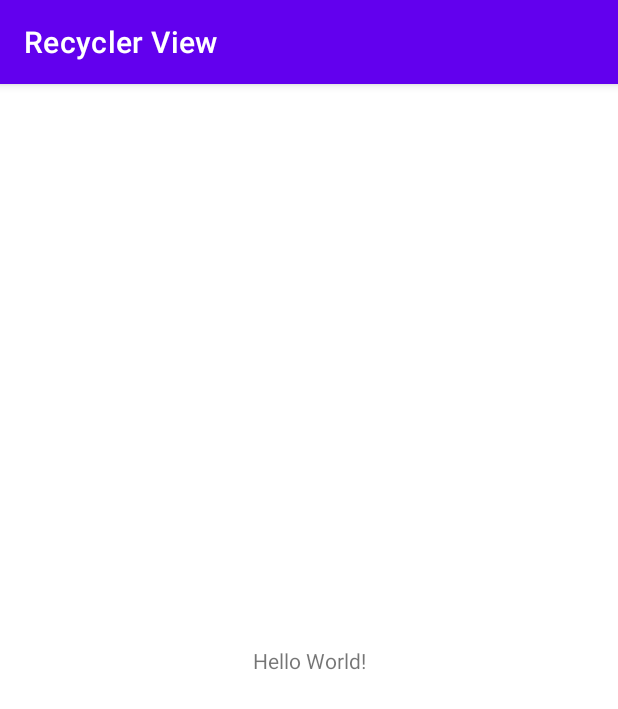
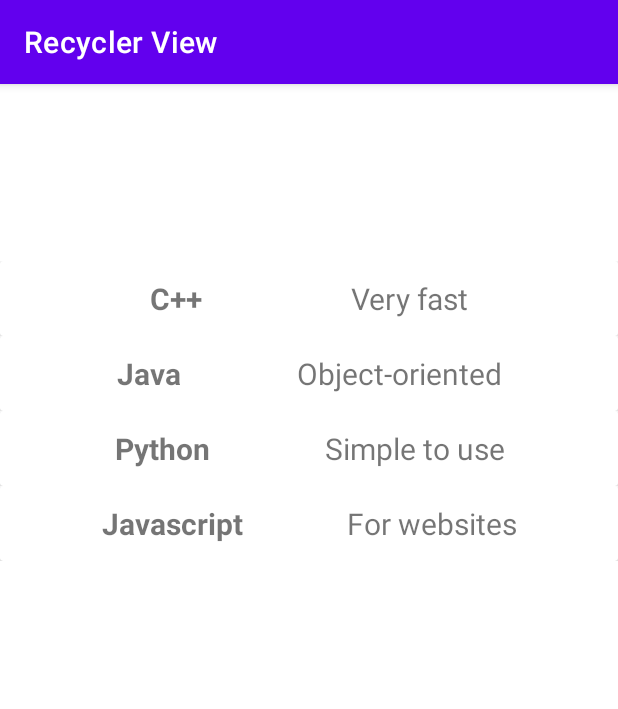
Before and after one commit to dasgauranga2/Android-Projects, an Android app: the screen it shows after launch (MainActivity), on a phone screen of 412 x 824 dp. Shown: the top 709 px of the screen. Run offline under Robolectric (Android 15) with nearby library versions, the phone set to English and light mode, and no system bars.

Commit message:
RecyclerView App

```diff
--- a/RecyclerViewApp/app/src/main/java/com/example/recyclerview/MainActivity.java
+++ b/RecyclerViewApp/app/src/main/java/com/example/recyclerview/MainActivity.java
@@ -1,14 +1,38 @@
 package com.example.recyclerview;
 
 import androidx.appcompat.app.AppCompatActivity;
+import androidx.recyclerview.widget.LinearLayoutManager;
+import androidx.recyclerview.widget.RecyclerView;
 
 import android.os.Bundle;
 
 public class MainActivity extends AppCompatActivity {
 
+    RecyclerView recyclerView;
+
     @Override
     protected void onCreate(Bundle savedInstanceState) {
         super.onCreate(savedInstanceState);
         setContentView(R.layout.activity_main);
+
+        // Go the directory where the 'MainActivity.java' file is stored
+        // Right-click and go to New->Java Class and then create a new class 'MyAdapter.java' file
+        // In that file specify the settings for the recycler view
+
+        // Right-click on the layout folder
+        // Go to New->Layout Resource File and create a file called 'row.xml'
+        // This file defines the style for each row
+
+        // s1 and s2 are the data that we are going to display in the recycler view
+        String[] s1 = {"C++","Java","Python","Javascript"};
+        String[] s2 = {"Very fast","Object-oriented","Simple to use","For websites"};
+        recyclerView = findViewById(R.id.recyclerView);
+
+        // create a custom adapter for the recycler view
+        // pass the context and data as arguments
+        MyAdapter myAdapter = new MyAdapter(this,s1,s2);
+        // set the custom adapter
+        recyclerView.setAdapter(myAdapter);
+        recyclerView.setLayoutManager(new LinearLayoutManager(this));
     }
 }
--- /dev/null
+++ b/RecyclerViewApp/app/src/main/java/com/example/recyclerview/MyAdapter.java
@@ -0,0 +1,75 @@
+package com.example.recyclerview;
+
+import android.content.Context;
+import android.view.LayoutInflater;
+import android.view.View;
+import android.view.ViewGroup;
+import android.widget.TextView;
+import android.widget.Toast;
+
+import androidx.annotation.NonNull;
+import androidx.constraintlayout.widget.ConstraintLayout;
+import androidx.recyclerview.widget.RecyclerView;
+
+public class MyAdapter extends RecyclerView.Adapter<MyAdapter.MyViewHolder> {
+
+    String[] data1;
+    String[] data2;
+    Context context;
+
+    // the context and the data is passed to the adapter
+    public MyAdapter(Context ct, String s1[], String s2[]) {
+        context = ct;
+        data1 = s1;
+        data2 = s2;
+    }
+
+    @NonNull
+    @Override
+    public MyViewHolder onCreateViewHolder(@NonNull ViewGroup parent, int viewType) {
+        LayoutInflater inflater = LayoutInflater.from(context);
+        // The 'row.xml' file in layout folder defines
+        // the style for each row
+        View view = inflater.inflate(R.layout.row,parent,false);
+        return new MyViewHolder(view);
+    }
+
+    @Override
+    public void onBindViewHolder(@NonNull MyViewHolder holder, int position) {
+        // use the data passed to the adapter above
+        // and set the data to the text views below
+        holder.lang.setText(data1[position]);
+        holder.desc.setText(data2[position]);
+
+        // detect if an item is clicked using the root layout of the 'row.xml' file
+        holder.main_layout.setOnClickListener(new View.OnClickListener() {
+            @Override
+            public void onClick(View v) {
+                // display the language of the row that is clicked
+                Toast.makeText(context, data1[position], Toast.LENGTH_SHORT).show();
+            }
+        });
+    }
+
+    @Override
+    public int getItemCount() {
+        // return the length of the recycler view
+        return data1.length;
+    }
+
+    public class MyViewHolder extends RecyclerView.ViewHolder{
+        // Each row will contain two text views
+        // for displaying the data
+        TextView lang,desc;
+        // Select the root layout of the 'row.xml' file
+        ConstraintLayout main_layout;
+
+        public MyViewHolder(@NonNull View itemView) {
+            super(itemView);
+            // Set the text view from the 'row.xml' file in layout folder
+            lang = itemView.findViewById(R.id.language);
+            desc = itemView.findViewById(R.id.description);
+            main_layout = itemView.findViewById(R.id.row_layout);
+        }
+    }
+}
--- a/RecyclerViewApp/app/src/main/res/layout/activity_main.xml
+++ b/RecyclerViewApp/app/src/main/res/layout/activity_main.xml
@@ -6,13 +6,11 @@
     android:layout_height="match_parent"
     tools:context=".MainActivity">
 
-    <TextView
-        android:layout_width="wrap_content"
-        android:layout_height="wrap_content"
-        android:text="Hello World!"
+    <androidx.recyclerview.widget.RecyclerView
+        android:id="@+id/recyclerView"
+        android:layout_width="0dp"
+        android:layout_height="650dp"
         app:layout_constraintBottom_toBottomOf="parent"
-        app:layout_constraintLeft_toLeftOf="parent"
-        app:layout_constraintRight_toRightOf="parent"
-        app:layout_constraintTop_toTopOf="parent" />
-
+        app:layout_constraintEnd_toEndOf="parent"
+        app:layout_constraintStart_toStartOf="parent" />
 </androidx.constraintlayout.widget.ConstraintLayout>
--- /dev/null
+++ b/RecyclerViewApp/app/src/main/res/layout/row.xml
@@ -0,0 +1,43 @@
+<?xml version="1.0" encoding="utf-8"?>
+<androidx.constraintlayout.widget.ConstraintLayout xmlns:android="http://schemas.android.com/apk/res/android"
+    xmlns:app="http://schemas.android.com/apk/res-auto"
+    xmlns:tools="http://schemas.android.com/tools"
+    android:id="@+id/row_layout"
+    android:layout_width="match_parent"
+    android:layout_height="wrap_content">
+
+    <androidx.cardview.widget.CardView
+        android:layout_width="match_parent"
+        android:layout_height="wrap_content">
+
+        <androidx.constraintlayout.widget.ConstraintLayout
+            android:layout_width="match_parent"
+            android:layout_height="match_parent">
+
+            <TextView
+                android:id="@+id/language"
+                android:layout_width="wrap_content"
+                android:layout_height="50dp"
+                android:gravity="center"
+                android:text="TextView"
+                android:textSize="20sp"
+                android:textStyle="bold"
+                app:layout_constraintBottom_toBottomOf="parent"
+                app:layout_constraintEnd_toStartOf="@+id/description"
+                app:layout_constraintStart_toStartOf="parent"
+                app:layout_constraintTop_toTopOf="parent" />
+
+            <TextView
+                android:id="@+id/description"
+                android:layout_width="wrap_content"
+                android:layout_height="50dp"
+                android:gravity="center"
+                android:text="TextView"
+                android:textSize="20sp"
+                app:layout_constraintBottom_toBottomOf="parent"
+                app:layout_constraintEnd_toEndOf="parent"
+                app:layout_constraintStart_toEndOf="@+id/language"
+                app:layout_constraintTop_toTopOf="parent" />
+        </androidx.constraintlayout.widget.ConstraintLayout>
+    </androidx.cardview.widget.CardView>
+</androidx.constraintlayout.widget.ConstraintLayout>
--- a/RecyclerViewApp/app/src/main/res/values/strings.xml
+++ b/RecyclerViewApp/app/src/main/res/values/strings.xml
@@ -1,3 +1,17 @@
 <resources>
     <string name="app_name">Recycler View</string>
+
+    <string-array name="langauges">
+        <item>C++</item>
+        <item>Java</item>
+        <item>Python</item>
+        <item>Javascript</item>
+    </string-array>
+
+    <string-array name="description">
+        <item>Some text</item>
+        <item>Some text</item>
+        <item>Some text</item>
+        <item>Some text</item>
+    </string-array>
 </resources>
```
